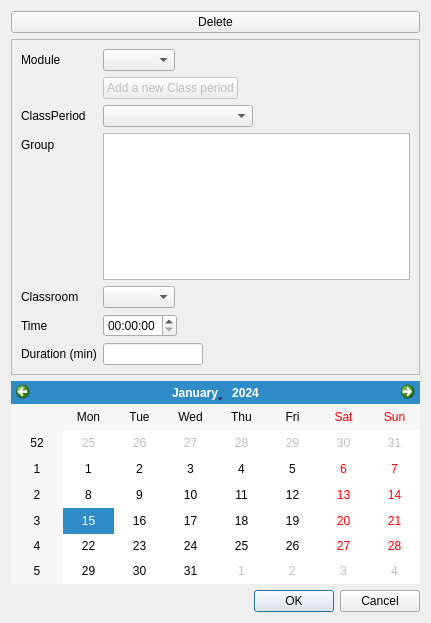
The window that Gui/WindowEditTimeSlot.ui (JeanCoquet/Zebulon) describes before a commit, drawn with Qt 5.
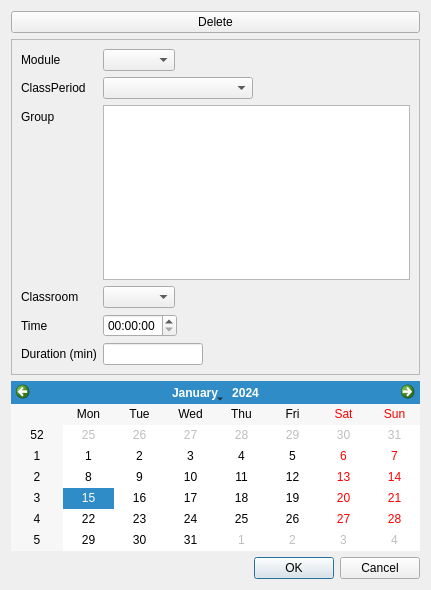
The same window after the commit.

What changed in the file:
```diff
--- a/Gui/WindowEditTimeSlot.ui
+++ b/Gui/WindowEditTimeSlot.ui
@@ -10,7 +10,7 @@
     <x>0</x>
     <y>0</y>
     <width>431</width>
-    <height>623</height>
+    <height>590</height>
    </rect>
   </property>
   <property name="windowTitle">
@@ -34,8 +34,8 @@
        <rect>
         <x>0</x>
         <y>0</y>
-        <width>417</width>
-        <height>354</height>
+        <width>409</width>
+        <height>319</height>
        </rect>
       </property>
       <layout class="QFormLayout" name="formLayout">
@@ -52,14 +52,14 @@
        <item row="0" column="1">
         <widget class="QComboBox" name="comboBoxModule"/>
        </item>
-       <item row="3" column="0">
+       <item row="2" column="0">
         <widget class="QLabel" name="label_2">
          <property name="text">
           <string>ClassPeriod</string>
          </property>
         </widget>
        </item>
-       <item row="3" column="1">
+       <item row="2" column="1">
         <widget class="QComboBox" name="comboBoxClassPeriod">
          <property name="sizePolicy">
           <sizepolicy hsizetype="Preferred" vsizetype="Fixed">
@@ -75,24 +75,34 @@
          </property>
         </widget>
        </item>
-       <item row="9" column="0">
+       <item row="4" column="0">
+        <widget class="QLabel" name="label_6">
+         <property name="text">
+          <string>Group</string>
+         </property>
+        </widget>
+       </item>
+       <item row="4" column="1">
+        <widget class="QListWidget" name="listGroups"/>
+       </item>
+       <item row="8" column="0">
         <widget class="QLabel" name="label_5">
          <property name="text">
           <string>Classroom</string>
          </property>
         </widget>
        </item>
-       <item row="9" column="1">
+       <item row="8" column="1">
         <widget class="QComboBox" name="comboBoxClassroom"/>
        </item>
-       <item row="10" column="0">
+       <item row="9" column="0">
         <widget class="QLabel" name="label_3">
          <property name="text">
           <string>Time</string>
          </property>
         </widget>
        </item>
-       <item row="10" column="1">
+       <item row="9" column="1">
         <widget class="QTimeEdit" name="timeEdit">
          <property name="maximumSize">
           <size>
@@ -102,14 +112,14 @@
          </property>
         </widget>
        </item>
-       <item row="11" column="0">
+       <item row="10" column="0">
         <widget class="QLabel" name="label_4">
          <property name="text">
           <string>Duration (min)</string>
          </property>
         </widget>
        </item>
-       <item row="11" column="1">
+       <item row="10" column="1">
         <widget class="QLineEdit" name="durationVal">
          <property name="maximumSize">
           <size>
@@ -119,26 +129,6 @@
          </property>
         </widget>
        </item>
-       <item row="5" column="0">
-        <widget class="QLabel" name="label_6">
-         <property name="text">
-          <string>Group</string>
-         </property>
-        </widget>
-       </item>
-       <item row="5" column="1">
-        <widget class="QListWidget" name="listGroups"/>
-       </item>
-       <item row="2" column="1">
-        <widget class="QPushButton" name="addClassPeriod">
-         <property name="enabled">
-          <bool>false</bool>
-         </property>
-         <property name="text">
-          <string>Add a new Class period</string>
-         </property>
-        </widget>
-       </item>
       </layout>
      </widget>
     </widget>
```
